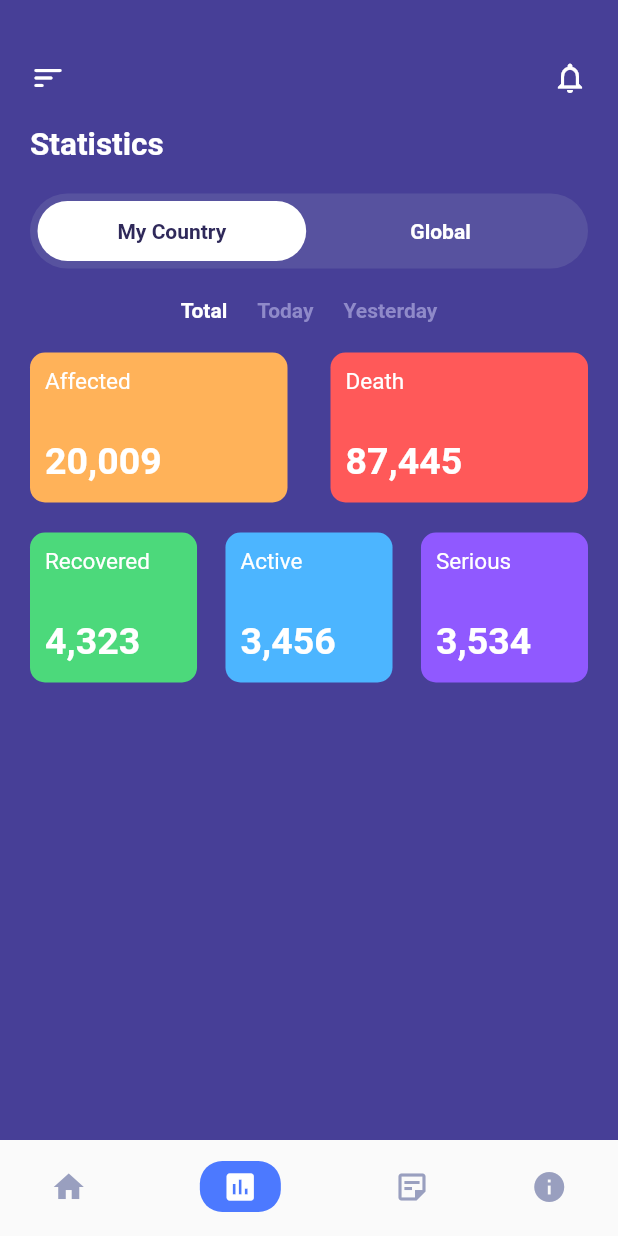
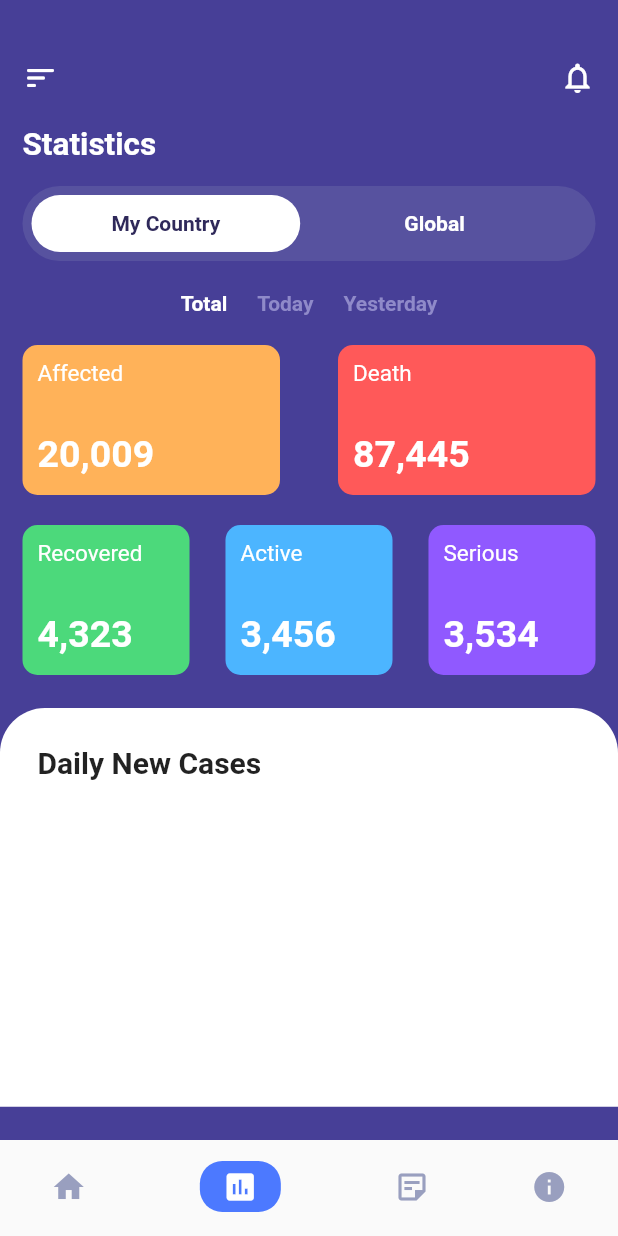
Before and after one commit to Atuoha/covid-19-ui, a Flutter app: the screen it shows after launch, item 2 of the bottom bar chosen, on a phone screen of 412 x 824 dp. Run offline on Flutter 3.47's test engine with Material 2 defaults, Android fonts, the phone set to English and light mode, and no system bars.

```diff
--- a/lib/components/statistics_type.dart
+++ b/lib/components/statistics_type.dart
@@ -47,11 +47,13 @@ class _StatisticsTypeState extends State<StatisticsType> {
   @override
   Widget build(BuildContext context) {
     return Padding(
-      padding: const EdgeInsets.symmetric(vertical: 20),
+      padding: const EdgeInsets.symmetric(vertical: 15),
       child: Column(
         crossAxisAlignment: CrossAxisAlignment.start,
         children: [
-          Container(
+          Padding(
+            padding: const EdgeInsets.symmetric(horizontal: 15.0),
+            child: Container(
               height: 50,
               width: double.infinity,
               decoration: BoxDecoration(
@@ -59,12 +61,13 @@ class _StatisticsTypeState extends State<StatisticsType> {
                 borderRadius: BorderRadius.circular(30),
               ),
               child: Padding(
-              padding: const EdgeInsets.all(5.0),
+                padding: const EdgeInsets.all(6.0),
                 child: Row(
                   children: [
                     kContainer(statsType[0], 0, context),
                     kContainer(statsType[1], 1, context),
                   ],
+                ),
               ),
             ),
           ),
--- a/lib/screens/statistics_screen.dart
+++ b/lib/screens/statistics_screen.dart
@@ -12,25 +12,34 @@ class StatisticsScreen extends StatelessWidget {
     return Container(
       color: primaryColor,
       constraints: const BoxConstraints.expand(),
-      child: Padding(
-        padding: const EdgeInsets.symmetric(horizontal: 20, vertical: 40.0),
+      child: Column(
+        crossAxisAlignment: CrossAxisAlignment.start,
+        children: [
+          Padding(
+            padding: const EdgeInsets.only(
+              left: 15,
+              right: 15,
+              top: 40.0,
+            ),
             child: Column(
               crossAxisAlignment: CrossAxisAlignment.start,
               children: const [
                 CustomAppBar(),
-            SizedBox(height:20),
+                SizedBox(height: 20),
                 Text(
                   'Statistics',
                   style: TextStyle(
                     fontWeight: FontWeight.w700,
                     fontSize: 21,
-                color:Colors.white,
+                    color: Colors.white,
+                  ),
+                ),
+              ],
             ),
           ),
           StatisticsType()
         ],
       ),
-      ),
     );
   }
 }
--- a/lib/stats_screens/my_country.dart
+++ b/lib/stats_screens/my_country.dart
@@ -92,6 +92,11 @@ class _MyCountryStatsState extends State<MyCountryStats> {
       crossAxisAlignment: CrossAxisAlignment.start,
       children: [
         const SizedBox(height: 10),
+        Padding(
+          padding: const EdgeInsets.symmetric(horizontal: 15.0),
+          child: Column(
+            crossAxisAlignment: CrossAxisAlignment.start,
+            children: [
               Row(
                 mainAxisAlignment: MainAxisAlignment.center,
                 children: [
@@ -147,8 +152,38 @@ class _MyCountryStatsState extends State<MyCountryStats> {
                   )
                 ],
               ),
+            ],
+          ),
+        ),
 
+        const SizedBox(height: 22),
         //DAILY NEW CASES CHART
+        Container(
+          height: MediaQuery.of(context).size.height / 3.1,
+          width: double.infinity,
+          decoration: const BoxDecoration(
+            color: Colors.white,
+            borderRadius: BorderRadius.only(
+              topLeft: Radius.circular(30),
+              topRight: Radius.circular(30),
+            ),
+          ),
+          child: Padding(
+            padding: const EdgeInsets.all(25.0),
+            child: Column(
+              crossAxisAlignment: CrossAxisAlignment.start,
+              children: const [
+                 Text(
+                  'Daily New Cases',
+                  style: TextStyle(
+                    fontWeight: FontWeight.w700,
+                    fontSize: 20,
+                  ),
+                ),
+              ],
+            ),
+          ),
+        ),
       ],
     );
   }
```
Also changed, not shown: lib/stats_screens/global.dart (+35 -0 lines). Lines whose indentation alone changed are shown as unchanged.
